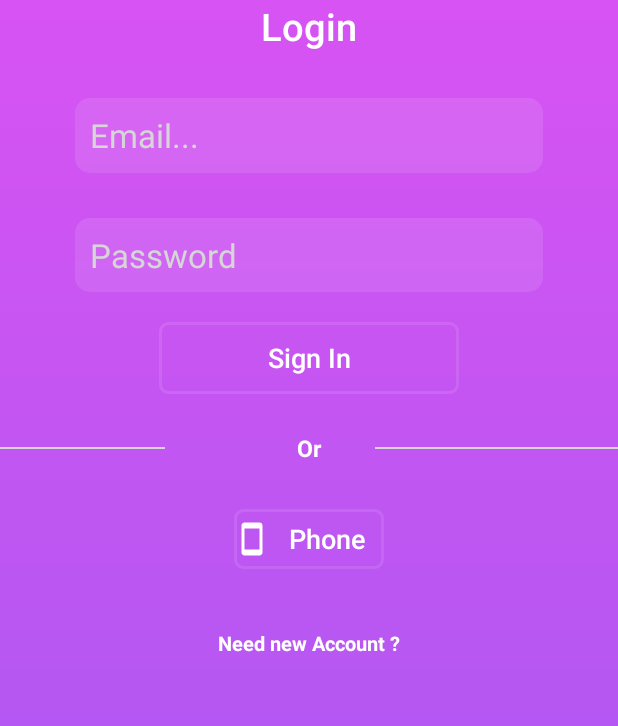
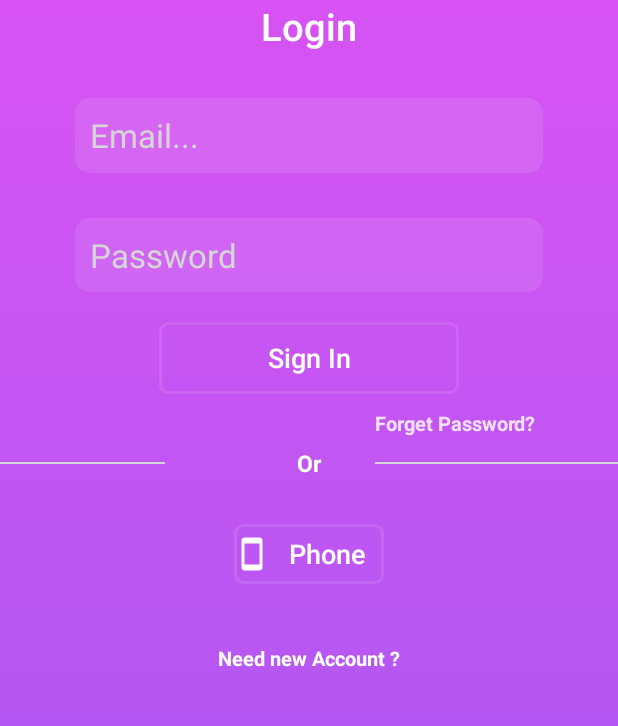
Before and after one commit to AimeneNouri/WeChat-, an Android app: the screen it shows after launch (LoginActivity), on a phone screen of 412 x 824 dp, the part 180-906 px from its top. Run offline under Robolectric (Android 15) with nearby library versions, the phone set to English and light mode, and no system bars; our stand-ins replace Firebase (no records; nobody signed in at launch, a user with empty details on screens opened directly).

Commit message:
login page

```diff
--- a/app/src/main/java/com/example/wechat/LoginActivity.java
+++ b/app/src/main/java/com/example/wechat/LoginActivity.java
@@ -1,27 +1,42 @@
 package com.example.wechat;
 
+import androidx.annotation.NonNull;
 import androidx.appcompat.app.AppCompatActivity;
 
+import android.app.ProgressDialog;
 import android.content.Intent;
 import android.os.Bundle;
+import android.text.TextUtils;
 import android.view.View;
 import android.widget.Button;
 import android.widget.EditText;
 import android.widget.TextView;
+import android.widget.Toast;
 
+import com.google.android.gms.tasks.OnCompleteListener;
+import com.google.android.gms.tasks.Task;
+import com.google.firebase.auth.AuthResult;
+import com.google.firebase.auth.FirebaseAuth;
 import com.google.firebase.auth.FirebaseUser;
 
 public class LoginActivity extends AppCompatActivity {
 
     private FirebaseUser currentUser;
+    private FirebaseAuth mAuth;
+
     private Button LoginButton, PhoneLoginButton;
     private EditText UserEmail, UserPassword;
-    private TextView NeedNewAccountLink;
+    private TextView NeedNewAccountLink, ForgotPassword;
+    private ProgressDialog loadingBar;
+
 
     @Override
     protected void onCreate(Bundle savedInstanceState) {
         super.onCreate(savedInstanceState);
         setContentView(R.layout.activity_login);
+
+        mAuth = FirebaseAuth.getInstance();
+        currentUser = mAuth.getCurrentUser();
 
         InitializeFields();
 
@@ -31,6 +46,49 @@ public class LoginActivity extends AppCompatActivity {
                 sendUserToRegisterActivity();
             }
         });
+
+        LoginButton.setOnClickListener(new View.OnClickListener() {
+            @Override
+            public void onClick(View v) {
+                AllowUserToLogin();
+            }
+        });
+    }
+
+    private void AllowUserToLogin() {
+        String email = UserEmail.getText().toString();
+        String password = UserPassword.getText().toString();
+
+        if(TextUtils.isEmpty(email))
+        {
+            Toast.makeText(this, "Please Enter your email!!", Toast.LENGTH_SHORT).show();
+        }
+        if(TextUtils.isEmpty(password))
+        {
+            Toast.makeText(this, "Please Enter your password!!", Toast.LENGTH_SHORT).show();
+        }
+        else {
+            loadingBar.setTitle("Sign In");
+            loadingBar.setMessage("Please wait while we load sign-in");
+            loadingBar.setCanceledOnTouchOutside(true);
+            loadingBar.show();
+
+            mAuth.signInWithEmailAndPassword(email, password).addOnCompleteListener(new OnCompleteListener<AuthResult>() {
+                @Override
+                public void onComplete(@NonNull Task<AuthResult> task) {
+                    if (task.isSuccessful()) {
+                        sendUserToMainActivity();
+                        Toast.makeText(LoginActivity.this, "You are logged in", Toast.LENGTH_SHORT).show();
+                        loadingBar.dismiss();
+                    }
+                    else{
+                        String message = task.getException().toString();
+                        Toast.makeText(LoginActivity.this, "Error: " + message, Toast.LENGTH_SHORT).show();
+                        loadingBar.dismiss();
+                    }
+                }
+            });
+        }
     }
 
     private void InitializeFields() {
@@ -39,6 +97,8 @@ public class LoginActivity extends AppCompatActivity {
         UserEmail = (EditText) findViewById(R.id.loginEmail);
         UserPassword = (EditText) findViewById(R.id.pass_login);
         NeedNewAccountLink = (TextView) findViewById(R.id.need_new_account);
+        ForgotPassword = (TextView) findViewById(R.id.forget_password);
+        loadingBar = new ProgressDialog(this) ;
     }
 
     @Override
--- a/app/src/main/java/com/example/wechat/MainActivity.java
+++ b/app/src/main/java/com/example/wechat/MainActivity.java
@@ -13,6 +13,7 @@ import android.view.MenuItem;
 import android.widget.FrameLayout;
 
 import com.google.android.material.bottomnavigation.BottomNavigationView;
+import com.google.firebase.auth.FirebaseAuth;
 import com.google.firebase.auth.FirebaseUser;
 
 
@@ -23,6 +24,7 @@ public class MainActivity extends AppCompatActivity {
     private BottomNavigationView myBottomNavigationView;
 
     private FirebaseUser currentUser;
+    private FirebaseAuth mAuth;
 
     private ChatsFragment chatsFragment;
     private GroupsFragment groupsFragment;
@@ -33,6 +35,10 @@ public class MainActivity extends AppCompatActivity {
     protected void onCreate(Bundle savedInstanceState) {
         super.onCreate(savedInstanceState);
         setContentView(R.layout.activity_main);
+
+        mAuth = FirebaseAuth.getInstance();
+        currentUser = mAuth.getCurrentUser();
+        mAuth.signOut();
 
         mToolbar = (Toolbar) findViewById(R.id.main_toolbar);
         setSupportActionBar(mToolbar);
--- a/app/src/main/java/com/example/wechat/RegisterActivity.java
+++ b/app/src/main/java/com/example/wechat/RegisterActivity.java
@@ -76,11 +76,13 @@ public class RegisterActivity extends AppCompatActivity {
                         sendUserToLoginActivity();
                         Toast.makeText(RegisterActivity.this, "Account Created Successfuly!", Toast.LENGTH_SHORT).show();
                         loadingBar.dismiss();
+                        mAuth.signOut();
                     }
                     else{
                         String message = task.getException().toString();
                         Toast.makeText(RegisterActivity.this, "Error: " + message, Toast.LENGTH_SHORT).show();
                         loadingBar.dismiss();
+                        mAuth.signOut();
                     }
                 }
             });
--- a/app/src/main/res/layout/activity_login.xml
+++ b/app/src/main/res/layout/activity_login.xml
@@ -73,12 +73,25 @@
             android:textAllCaps="false"/>
 
         <TextView
+            android:id="@+id/forget_password"
+            android:layout_width="match_parent"
+            android:layout_height="wrap_content"
+            android:layout_marginLeft="250dp"
+            android:layout_below="@+id/button_login"
+            android:layout_marginTop="10dp"
+            android:textSize="13sp"
+            android:textStyle="bold"
+            android:text="Forget Password?"
+            android:textColor="#D0FFFFFF"
+            />
+
+        <TextView
             android:id="@+id/login_using_phone"
             android:layout_width="match_parent"
             android:layout_height="wrap_content"
             android:layout_centerHorizontal="true"
             android:layout_below="@+id/button_login"
-            android:layout_marginTop="25dp"
+            android:layout_marginTop="35dp"
             android:textAlignment="center"
             android:textSize="15sp"
             android:textStyle="bold"
@@ -90,13 +103,13 @@
             android:layout_width="110dp"
             android:layout_height="1dp"
             android:layout_below="@id/button_login"
-            android:layout_marginTop="35dp"
+            android:layout_marginTop="45dp"
             android:background="@color/grayblack"/>
         <View
             android:layout_width="200dp"
             android:layout_height="1dp"
             android:layout_below="@id/button_login"
-            android:layout_marginTop="35dp"
+            android:layout_marginTop="45dp"
             android:layout_marginLeft="250dp"
             android:background="@color/grayblack"/>
         <Button
```
